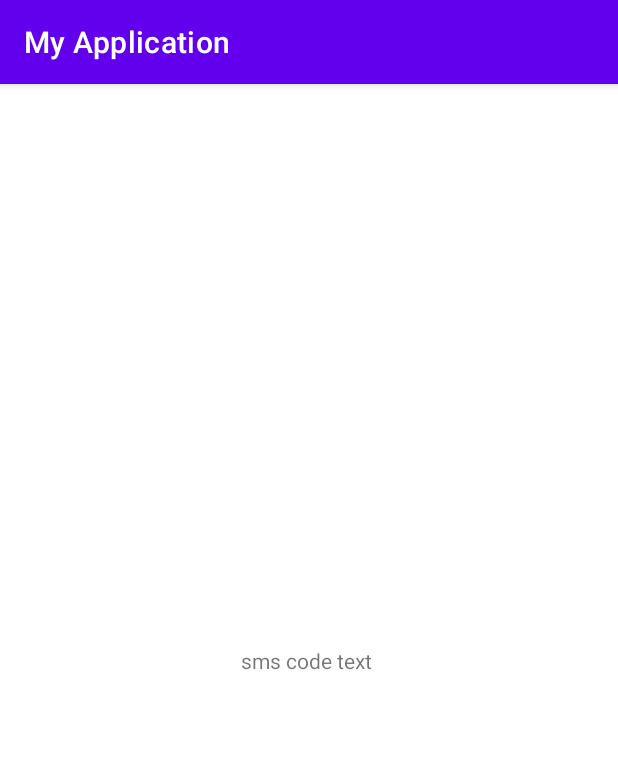
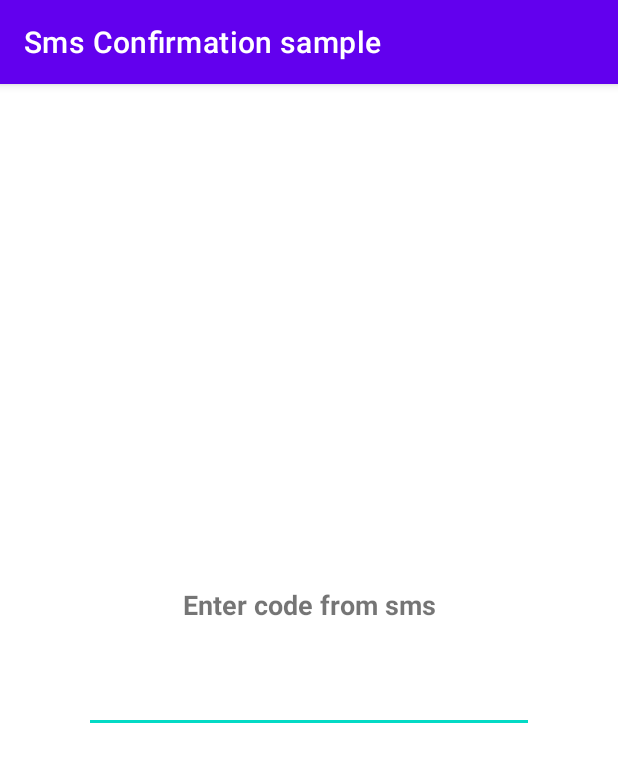
Before and after one commit to Muhammadali-mk/Android-SMS-Retriever-API-SMS-Verification, an Android app: the screen it shows after launch (MainActivity), on a phone screen of 412 x 824 dp. Shown: the top 762 px of the screen. Run offline under Robolectric (Android 15) with nearby library versions, the phone set to English and light mode, and no system bars; 2 statements that could not run were skipped.

Commit message:
second  commit

```diff
--- a/app/build.gradle
+++ b/app/build.gradle
@@ -44,4 +44,5 @@ dependencies {
     androidTestImplementation 'androidx.test.espresso:espresso-core:3.2.0'
     implementation 'com.google.android.gms:play-services-auth:19.0.0'
     implementation 'com.google.android.gms:play-services-auth-api-phone:17.5.0'
+
 }
--- a/app/src/main/java/com/example/myapplication/MainActivity.kt
+++ b/app/src/main/java/com/example/myapplication/MainActivity.kt
@@ -2,7 +2,7 @@ package com.example.myapplication
 
 import android.content.IntentFilter
 import android.os.Bundle
-import android.widget.TextView
+import android.widget.EditText
 import android.widget.Toast
 import androidx.appcompat.app.AppCompatActivity
 import com.example.myapplication.SmsBroadcastReceiver.SmsBroadcastReceiverListener
@@ -11,7 +11,7 @@ import com.google.android.gms.auth.api.phone.SmsRetriever.SMS_RETRIEVED_ACTION
 
 
 class MainActivity : AppCompatActivity(), SmsBroadcastReceiverListener {
-    private lateinit var textView: TextView
+    private lateinit var textView: EditText
     private var receiver: SmsBroadcastReceiver = SmsBroadcastReceiver()
     override fun onCreate(savedInstanceState: Bundle?) {
         super.onCreate(savedInstanceState)
@@ -27,7 +27,7 @@ class MainActivity : AppCompatActivity(), SmsBroadcastReceiverListener {
 
     override fun onOtpReceived(otp: String?) {
         Toast.makeText(this, "Otp Received $otp", Toast.LENGTH_LONG).show()
-        textView.text = otp
+        textView.setText(otp)
     }
 
     override fun onOtpTimeout() {
--- a/app/src/main/res/layout/activity_main.xml
+++ b/app/src/main/res/layout/activity_main.xml
@@ -1,19 +1,37 @@
 <?xml version="1.0" encoding="utf-8"?>
-<androidx.constraintlayout.widget.ConstraintLayout xmlns:android="http://schemas.android.com/apk/res/android"
+<RelativeLayout xmlns:android="http://schemas.android.com/apk/res/android"
     xmlns:app="http://schemas.android.com/apk/res-auto"
     xmlns:tools="http://schemas.android.com/tools"
     android:layout_width="match_parent"
     android:layout_height="match_parent"
     tools:context=".MainActivity">
 
-    <TextView
-        android:id="@+id/text_view_sms_code"
-        android:layout_width="wrap_content"
+    <LinearLayout
+        android:layout_width="match_parent"
         android:layout_height="wrap_content"
-        android:text="sms code text "
-        app:layout_constraintBottom_toBottomOf="parent"
-        app:layout_constraintLeft_toLeftOf="parent"
-        app:layout_constraintRight_toRightOf="parent"
-        app:layout_constraintTop_toTopOf="parent" />
+        android:layout_centerInParent="true"
+        android:orientation="vertical">
 
-</androidx.constraintlayout.widget.ConstraintLayout>
+        <TextView
+            android:id="@+id/text_title"
+            android:layout_width="match_parent"
+            android:layout_height="wrap_content"
+            android:gravity="center"
+            android:layout_marginVertical="10dp"
+            android:text="Enter code from sms"
+            android:textSize="18sp"
+            android:textStyle="bold" />
+
+        <EditText
+            android:id="@+id/text_view_sms_code"
+            android:layout_width="300dp"
+            android:layout_gravity="center"
+            android:textSize="24sp"
+            android:gravity="center"
+            android:textStyle="bold"
+            android:layout_marginVertical="10dp"
+            android:layout_height="wrap_content" />
+    </LinearLayout>
+
+
+</RelativeLayout>
--- a/app/src/main/res/values/strings.xml
+++ b/app/src/main/res/values/strings.xml
@@ -1,3 +1,3 @@
 <resources>
-    <string name="app_name">My Application</string>
+    <string name="app_name">Sms Confirmation sample</string>
 </resources>
```
Also changed, not shown: 1 other file.
